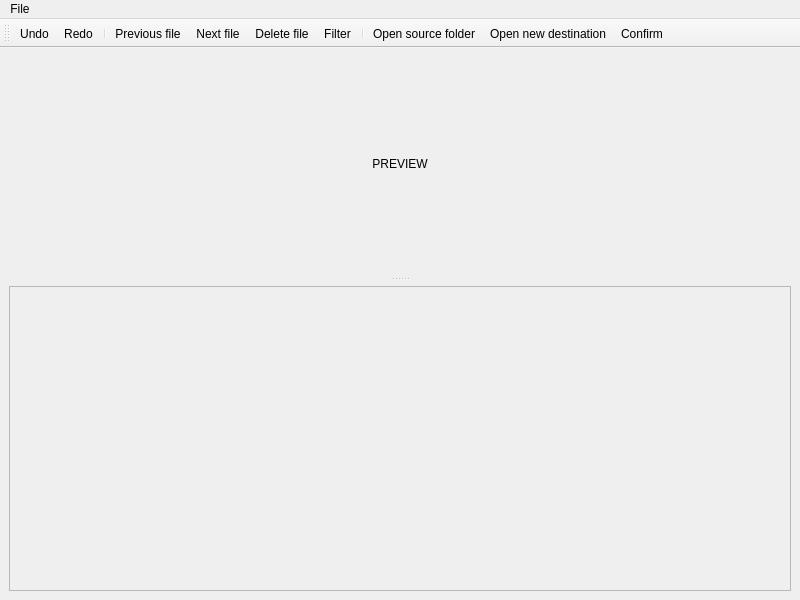
First picture: the form in src/ui/layouts/main_window.ui, repository IMatynia/informed-file-sorter, before the edit.
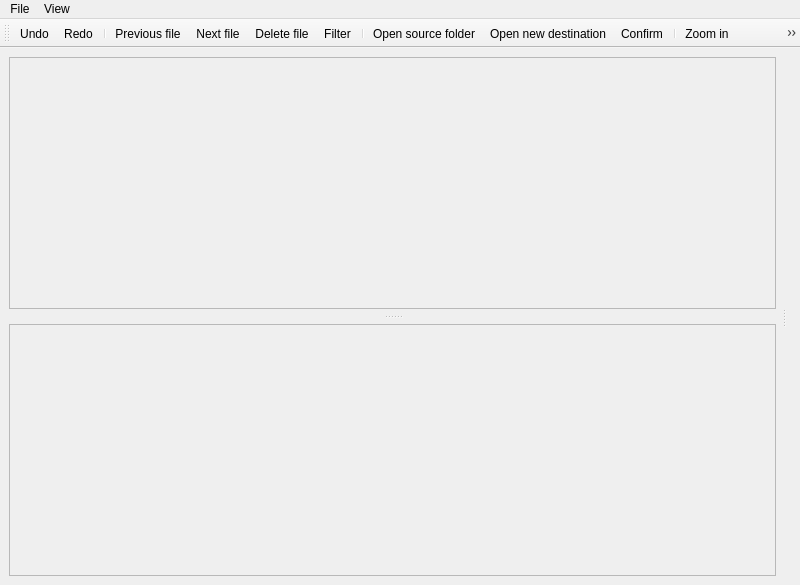
Second picture: the form after the edit. Icons and pictures are not drawn.

Commit message: action history, file moving manager and main window improvements

```diff
--- a/src/ui/layouts/main_window.ui
+++ b/src/ui/layouts/main_window.ui
@@ -7,7 +7,7 @@
     <x>0</x>
     <y>0</y>
     <width>800</width>
-    <height>600</height>
+    <height>585</height>
    </rect>
   </property>
   <property name="windowTitle">
@@ -16,26 +16,50 @@
   <widget class="QWidget" name="centralwidget">
    <layout class="QVBoxLayout" name="verticalLayout">
     <item>
+     <widget class="QSplitter" name="splitter_2">
+      <property name="orientation">
+       <enum>Qt::Horizontal</enum>
+      </property>
+      <property name="handleWidth">
+       <number>15</number>
+      </property>
      <widget class="QSplitter" name="splitter">
+       <property name="sizePolicy">
+        <sizepolicy hsizetype="Preferred" vsizetype="Expanding">
+         <horstretch>0</horstretch>
+         <verstretch>0</verstretch>
+        </sizepolicy>
+       </property>
       <property name="orientation">
        <enum>Qt::Vertical</enum>
       </property>
       <property name="handleWidth">
        <number>15</number>
       </property>
-      <widget class="QLabel" name="picPreview">
+       <widget class="QScrollArea" name="saPreview">
        <property name="sizePolicy">
         <sizepolicy hsizetype="MinimumExpanding" vsizetype="MinimumExpanding">
          <horstretch>0</horstretch>
          <verstretch>0</verstretch>
         </sizepolicy>
        </property>
-       <property name="text">
-        <string>PREVIEW</string>
+        <property name="widgetResizable">
+         <bool>true</bool>
        </property>
        <property name="alignment">
         <set>Qt::AlignCenter</set>
        </property>
+        <widget class="QWidget" name="vbPreviewContainer">
+         <property name="geometry">
+          <rect>
+           <x>0</x>
+           <y>0</y>
+           <width>83</width>
+           <height>408</height>
+          </rect>
+         </property>
+         <layout class="QVBoxLayout" name="verticalLayout_3"/>
+        </widget>
       </widget>
       <widget class="QScrollArea" name="saDestinations">
        <property name="sizePolicy">
@@ -58,14 +82,18 @@
          <rect>
           <x>0</x>
           <y>0</y>
-          <width>780</width>
-          <height>243</height>
+           <width>83</width>
+           <height>79</height>
          </rect>
         </property>
         <layout class="QHBoxLayout" name="horizontalLayout"/>
        </widget>
       </widget>
      </widget>
+      <widget class="QWidget" name="verticalLayoutWidget">
+       <layout class="QVBoxLayout" name="vlAddonsBar"/>
+      </widget>
+     </widget>
     </item>
    </layout>
   </widget>
@@ -90,6 +118,9 @@
    <addaction name="actionOpen_source"/>
    <addaction name="actionOpen_new_destination"/>
    <addaction name="actionConfirm"/>
+   <addaction name="separator"/>
+   <addaction name="actionZoom_in"/>
+   <addaction name="actionZoom_out"/>
   </widget>
   <widget class="QMenuBar" name="menuBar">
    <property name="geometry">
@@ -116,7 +147,15 @@
     <addaction name="actionDelete_file"/>
     <addaction name="actionFilter"/>
    </widget>
+   <widget class="QMenu" name="menuView">
+    <property name="title">
+     <string>View</string>
+    </property>
+    <addaction name="actionZoom_in"/>
+    <addaction name="actionZoom_out"/>
+   </widget>
    <addaction name="menuFile"/>
+   <addaction name="menuView"/>
   </widget>
   <action name="actionRevert">
    <property name="icon">
@@ -211,6 +250,28 @@
     <string>Ctrl+S</string>
    </property>
   </action>
+  <action name="actionZoom_in">
+   <property name="icon">
+    <iconset theme="zoom-in"/>
+   </property>
+   <property name="text">
+    <string>Zoom in</string>
+   </property>
+   <property name="shortcut">
+    <string>+</string>
+   </property>
+  </action>
+  <action name="actionZoom_out">
+   <property name="icon">
+    <iconset theme="zoom-out"/>
+   </property>
+   <property name="text">
+    <string>Zoom out</string>
+   </property>
+   <property name="shortcut">
+    <string>-</string>
+   </property>
+  </action>
  </widget>
  <resources/>
  <connections/>
```
Left out of the diff: 8 changed lines with no effect on the pictures. Lines whose indentation alone changed are shown as unchanged. The commit also changes 6 other files.
